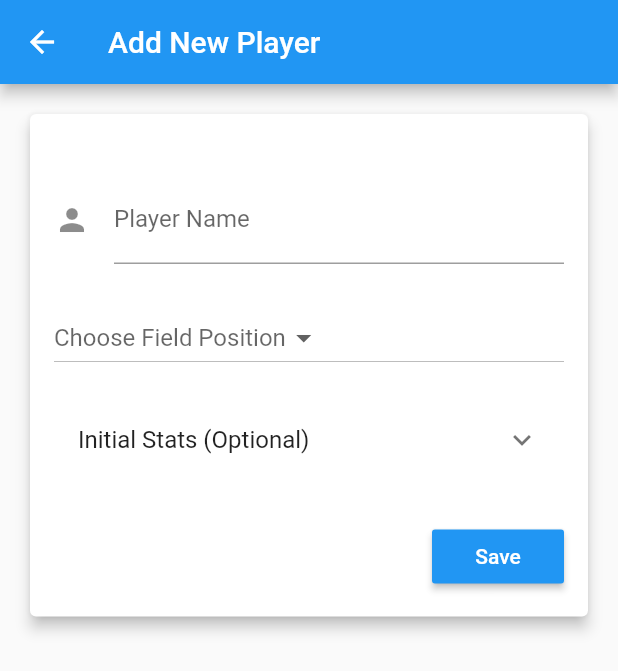
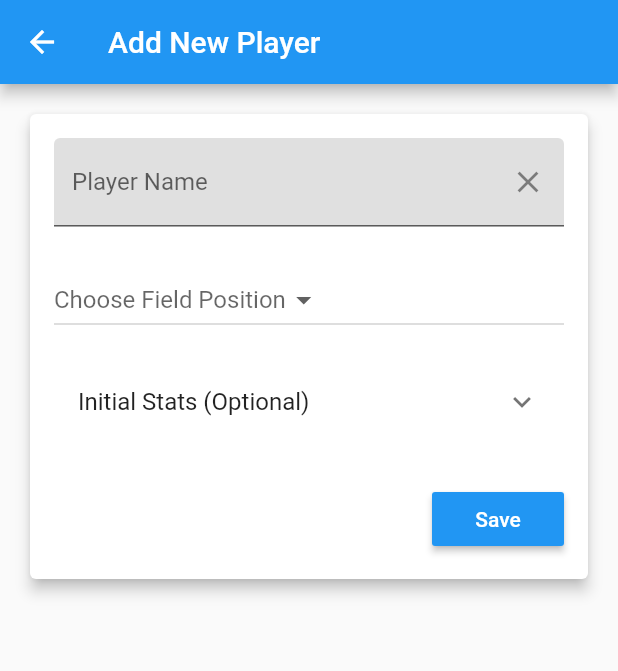
Before and after one commit to GroovinChip/MySoftballTeam, a Flutter app: the AddNewPlayer screen opened by its route, on a phone screen of 412 x 824 dp. Shown: the top 671 px of the screen. Run offline on Flutter 3.47's test engine with Material 2 defaults, Android fonts, the phone set to English and light mode, and no system bars; our stand-ins replace cloud_firestore, firebase_auth, shared_preferences; missing offline and left inert: flutter_list_drag_and_drop; accounts and stored records are empty.

Commit message:
Spruced up AddNewPlayer. Tried to add a custom font, didn't work. Asset still in project.

```diff
--- a/lib/main.dart
+++ b/lib/main.dart
@@ -2,4 +2,6 @@ import 'package:flutter/material.dart';
 import 'package:my_softball_team/screens/login.dart';
 import 'screens/homeScreen.dart';
 
+//TODO: Move auto-login here instean of the login screen, so the user who has opted to stay logged in doesn't see that screen flash for a second
+
 void main() => runApp(new LoginScreen());
--- a/lib/screens/addNewGame.dart
+++ b/lib/screens/addNewGame.dart
@@ -1,4 +1,6 @@
 import 'package:flutter/material.dart';
+import 'package:cloud_firestore/cloud_firestore.dart';
+import 'package:my_softball_team/globals.dart' as globals;
 
 class AddNewGame extends StatefulWidget{
   @override
@@ -6,6 +8,8 @@ class AddNewGame extends StatefulWidget{
 }
 
 class _AddNewGameState extends State<AddNewGame> {
+
+  //CollectionReference scheduleDB = Firestore.instance.collection("Teams").document(globals.teamTame).collection("Games"); needs Season
 
   List<DropdownMenuItem> _homeOrAwayOptions = [
     new DropdownMenuItem(child: new Text("Home"), value: "Home",),
@@ -108,6 +112,8 @@ class _AddNewGameState extends State<AddNewGame> {
                                         break;
                                       case 12:
                                         month = "December";
+                                        break;
+                                      default:
                                         break;
                                     }
                                     _gameDateController.text = month + " " + gameDate.day.toString() + ", " + gameDate.year.toString();
--- a/lib/screens/addNewPlayer.dart
+++ b/lib/screens/addNewPlayer.dart
@@ -54,13 +54,16 @@ class _AddNewPlayerState extends State<AddNewPlayer> {
                   child: new Column(
                     crossAxisAlignment: CrossAxisAlignment.stretch,
                     children: <Widget>[
-                      new SizedBox(
-                        height: 25.0,
-                      ),
                       new TextField(
                         decoration: new InputDecoration(
-                          icon: new Icon(Icons.person),
                           labelText: "Player Name",
+                          filled: true,
+                          fillColor: Colors.black12,
+                          suffixIcon: new IconButton(
+                            icon: new Icon(Icons.clear),
+                            onPressed: (){
+                              _playerNameController.text = "";
+                            }),
                         ),
                         controller: _playerNameController,
                       ),
@@ -86,7 +89,13 @@ class _AddNewPlayerState extends State<AddNewPlayer> {
                               controller: _gamesPlayerController,
                               decoration: new InputDecoration(
                                 labelText: "Games Played",
-                                icon: new Icon(Icons.poll),
+                                filled: true,
+                                fillColor: Colors.black12,
+                                suffixIcon: new IconButton(
+                                    icon: new Icon(Icons.clear),
+                                    onPressed: (){
+                                      _gamesPlayerController.text = "";
+                                    }),
                               ),
                             ),
                           ),
@@ -100,7 +109,13 @@ class _AddNewPlayerState extends State<AddNewPlayer> {
                               controller: _atBatsController,
                               decoration: new InputDecoration(
                                 labelText: "At Bats",
-                                icon: new Icon(Icons.poll),
+                                filled: true,
+                                fillColor: Colors.black12,
+                                suffixIcon: new IconButton(
+                                    icon: new Icon(Icons.clear),
+                                    onPressed: (){
+                                      _atBatsController.text = "";
+                                    }),
                               ),
                             ),
                           ),
@@ -114,7 +129,13 @@ class _AddNewPlayerState extends State<AddNewPlayer> {
                               controller: _baseHitsController,
                               decoration: new InputDecoration(
                                 labelText: "Base Hits",
-                                icon: new Icon(Icons.poll),
+                                filled: true,
+                                fillColor: Colors.black12,
+                                suffixIcon: new IconButton(
+                                    icon: new Icon(Icons.clear),
+                                    onPressed: (){
+                                      _baseHitsController.text = "";
+                                    }),
                               ),
                             ),
                           ),
@@ -128,7 +149,13 @@ class _AddNewPlayerState extends State<AddNewPlayer> {
                               controller: _outsReceivedController,
                               decoration: new InputDecoration(
                                 labelText: "Outs Received",
-                                icon: new Icon(Icons.poll),
+                                filled: true,
+                                fillColor: Colors.black12,
+                                suffixIcon: new IconButton(
+                                    icon: new Icon(Icons.clear),
+                                    onPressed: (){
+                                      _outsReceivedController.text = "";
+                                    }),
                               ),
                             ),
                           ),
@@ -142,7 +169,13 @@ class _AddNewPlayerState extends State<AddNewPlayer> {
                               controller: _assistsController,
                               decoration: new InputDecoration(
                                 labelText: "Assists",
-                                icon: new Icon(Icons.poll),
+                                filled: true,
+                                fillColor: Colors.black12,
+                                suffixIcon: new IconButton(
+                                    icon: new Icon(Icons.clear),
+                                    onPressed: (){
+                                      _assistsController.text = "";
+                                    }),
                               ),
                             ),
                           ),
@@ -156,7 +189,13 @@ class _AddNewPlayerState extends State<AddNewPlayer> {
                               controller: _outsFieldedController,
                               decoration: new InputDecoration(
                                 labelText: "Outs Fielded",
-                                icon: new Icon(Icons.poll),
+                                filled: true,
+                                fillColor: Colors.black12,
+                                suffixIcon: new IconButton(
+                                    icon: new Icon(Icons.clear),
+                                    onPressed: (){
+                                      _outsFieldedController.text = "";
+                                    }),
                               ),
                             ),
                           ),
```
Also changed, not shown: pubspec.yaml (+5 -38 lines).
